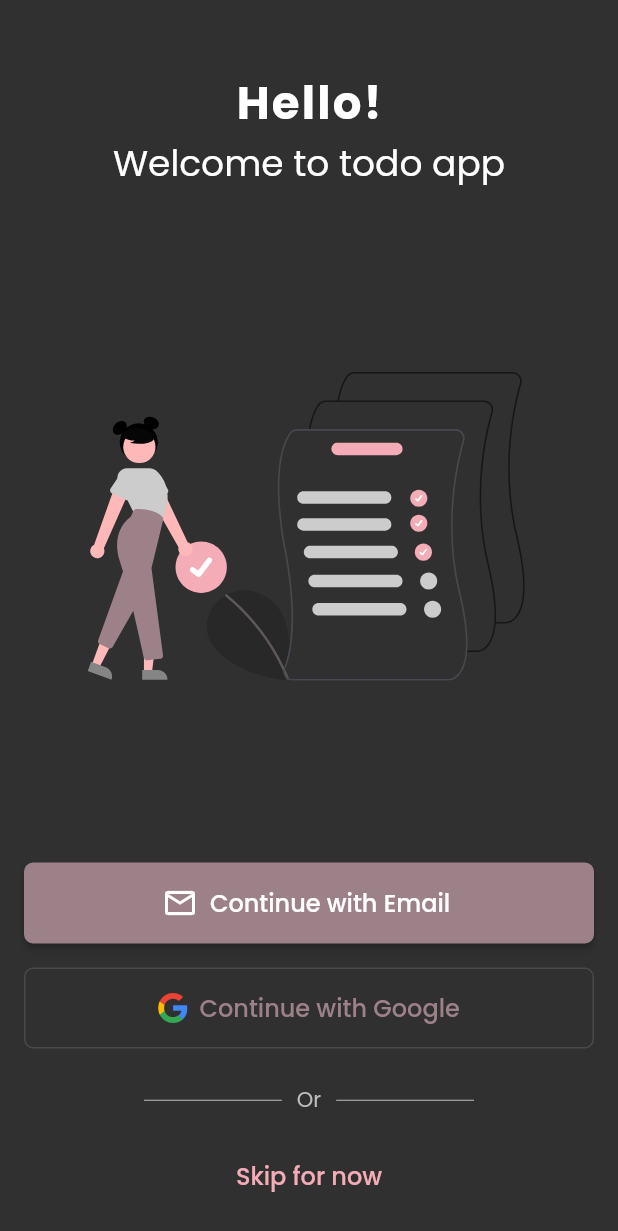
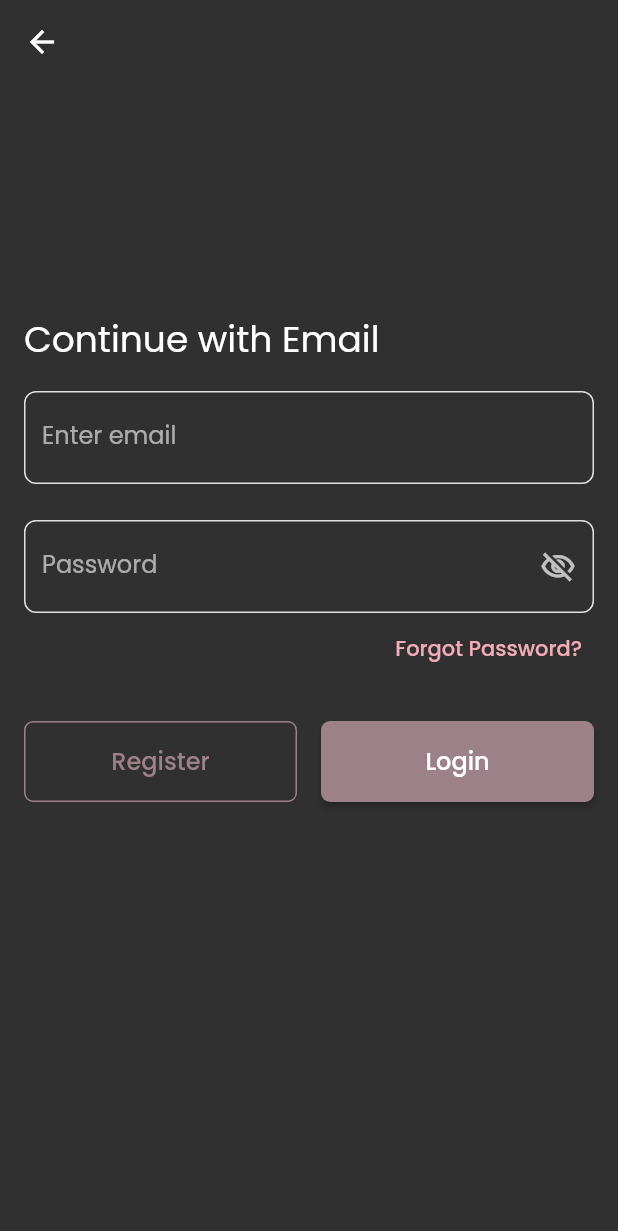
Before and after one commit to ReachPooja/todo, a Flutter app: the screen it shows after launch, after a tap on "Continue with Email", on a phone screen of 412 x 824 dp. Shown: the top 1231 px of the screen. Run offline on Flutter 3.47's test engine with Material 2 defaults, Android fonts, the phone set to English and light mode, and no system bars; our stand-ins replace bloc, firebase_auth, flutter_bloc, flutter_svg, formz, get_it and 2 more; accounts and stored records are empty; generated files the repository leaves out were written again.

Commit message:
feat: emial auth view

```diff
--- /dev/null
+++ b/lib/src/auth/view/email_auth_view.dart
@@ -0,0 +1,159 @@
+import 'package:flutter/material.dart';
+import 'package:todo/src/core/presentation/theme/app_colors.dart';
+
+class EmailAuthView extends StatefulWidget {
+  const EmailAuthView({super.key});
+
+  @override
+  State<EmailAuthView> createState() => _EmailAuthViewState();
+}
+
+class _EmailAuthViewState extends State<EmailAuthView> {
+  late FocusNode emailFocusNode;
+  late FocusNode passwordFocusNode;
+
+  @override
+  void initState() {
+    super.initState();
+    emailFocusNode = FocusNode()
+      ..addListener(() {
+        setState(() {});
+      });
+    passwordFocusNode = FocusNode()
+      ..addListener(() {
+        setState(() {});
+      });
+  }
+
+  @override
+  void dispose() {
+    super.dispose();
+    emailFocusNode.dispose();
+    passwordFocusNode.dispose();
+  }
+
+  @override
+  Widget build(BuildContext context) {
+    return Scaffold(
+      appBar: AppBar(),
+      body: SafeArea(
+          child: Padding(
+        padding: const EdgeInsets.all(16),
+        child: Column(
+          crossAxisAlignment: CrossAxisAlignment.start,
+          children: [
+            const Spacer(),
+            const Text(
+              'Continue with Email',
+              style: TextStyle(
+                fontSize: 24,
+              ),
+            ),
+            const SizedBox(
+              height: 16,
+            ),
+            TextFormField(
+              focusNode: emailFocusNode,
+              cursorColor: AppColors.primaryColor,
+              decoration: InputDecoration(
+                labelText: 'Enter email',
+                floatingLabelStyle: TextStyle(
+                  color: emailFocusNode.hasFocus
+                      ? AppColors.accentColor
+                      : Colors.grey,
+                ),
+              ),
+            ),
+            const SizedBox(
+              height: 24,
+            ),
+            TextFormField(
+              focusNode: passwordFocusNode,
+              decoration: InputDecoration(
+                  labelText: 'Password',
+                  floatingLabelStyle: TextStyle(
+                    color: passwordFocusNode.hasFocus
+                        ? AppColors.accentColor
+                        : Colors.grey,
+                  ),
+                  suffixIcon: IconButton(
+                    onPressed: () {},
+                    icon: Icon(
+                      Icons.visibility_off_outlined,
+                    ),
+                  )),
+            ),
+            Align(
+              alignment: Alignment.centerRight,
+              child: TextButton(
+                style: TextButton.styleFrom(
+                  primary: AppColors.accentColor,
+                ),
+                onPressed: () {},
+                child: const Text(
+                  'Forgot Password?',
+                ),
+              ),
+            ),
+            const SizedBox(
+              height: 24,
+            ),
+            Row(
+              children: [
+                Expanded(
+                  child: SizedBox(
+                    height: 54,
+                    child: OutlinedButton(
+                      onPressed: () {},
+                      style: OutlinedButton.styleFrom(
+                        primary: AppColors.primaryColor,
+                        shape: RoundedRectangleBorder(
+                          borderRadius: BorderRadius.circular(6),
+                        ),
+                        side: const BorderSide(
+                          color: AppColors.primaryColor,
+                        ),
+                      ),
+                      child: const Text(
+                        'Register',
+                        style: TextStyle(
+                          fontSize: 16,
+                        ),
+                      ),
+                    ),
+                  ),
+                ),
+                const SizedBox(
+                  width: 16,
+                ),
+                Expanded(
+                  child: SizedBox(
+                    height: 54,
+                    child: ElevatedButton(
+                      onPressed: () {},
+                      style: ElevatedButton.styleFrom(
+                        primary: AppColors.primaryColor,
+                        shape: RoundedRectangleBorder(
+                          borderRadius: BorderRadius.circular(6),
+                        ),
+                      ),
+                      child: const Text(
+                        'Login',
+                        style: TextStyle(
+                          fontSize: 16,
+                        ),
+                      ),
+                    ),
+                  ),
+                ),
+              ],
+            ),
+            const Spacer(
+              flex: 2,
+            ),
+          ],
+        ),
+      )),
+    );
+  }
+}
--- a/lib/src/auth/view/landing_view.dart
+++ b/lib/src/auth/view/landing_view.dart
@@ -1,5 +1,6 @@
 import 'package:flutter/material.dart';
 import 'package:flutter_svg/flutter_svg.dart';
+import 'package:todo/src/auth/view/email_auth_view.dart';
 import 'package:todo/src/core/presentation/theme/app_colors.dart';
 
 class LandingView extends StatelessWidget {
@@ -43,7 +44,13 @@ class LandingView extends StatelessWidget {
                 width: double.infinity,
                 height: 54,
                 child: ElevatedButton.icon(
-                  onPressed: () {},
+                  onPressed: () {
+                    Navigator.of(context).push<EmailAuthView>(
+                      MaterialPageRoute(
+                        builder: (_) => const EmailAuthView(),
+                      ),
+                    );
+                  },
                   style: ElevatedButton.styleFrom(
                     primary: AppColors.primaryColor,
                     shape: RoundedRectangleBorder(
--- a/lib/src/core/presentation/theme/app_theme.dart
+++ b/lib/src/core/presentation/theme/app_theme.dart
@@ -7,7 +7,11 @@ class AppTheme {
     primaryColor: AppColors.primaryColor,
     fontFamily: 'Poppins',
     appBarTheme: const AppBarTheme(
-      color: AppColors.primaryColor,
+      color: Colors.transparent,
+      elevation: 0,
+      iconTheme: IconThemeData(
+        color: Colors.black,
+      ),
     ),
     textSelectionTheme: textSelectionTheme,
     inputDecorationTheme: inputDecorationTheme,
@@ -20,6 +24,10 @@ class AppTheme {
     brightness: Brightness.dark,
     primaryColor: AppColors.primaryColor,
     fontFamily: 'Poppins',
+    appBarTheme: const AppBarTheme(
+      color: Colors.transparent,
+      elevation: 0,
+    ),
     textSelectionTheme: textSelectionTheme,
     inputDecorationTheme: inputDecorationTheme,
     colorScheme: ColorScheme.fromSwatch(
```
